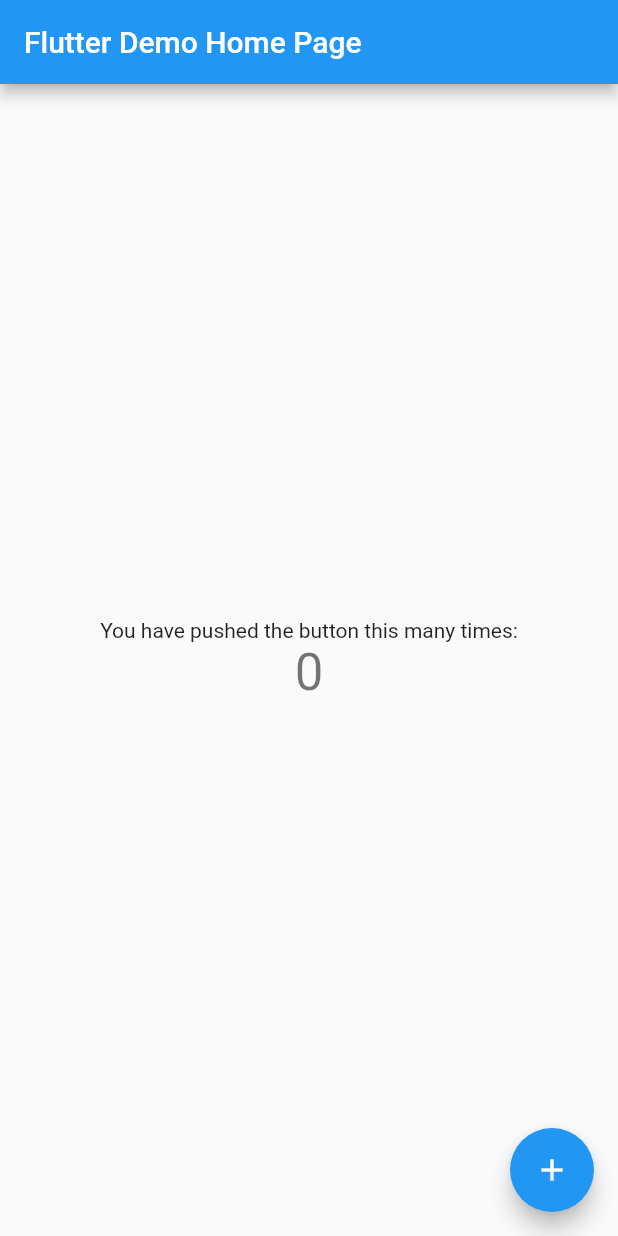
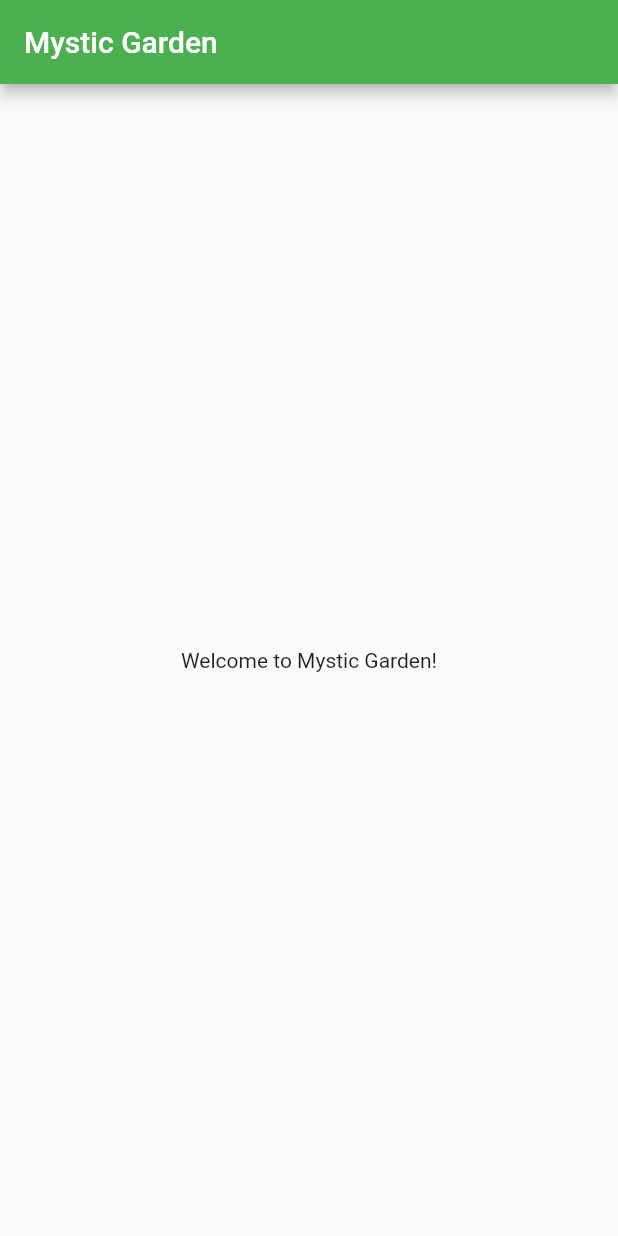
Before and after one commit to oh-yeah-sea-kit2/mystic_garden, a Flutter app: the screen it shows after launch, on a phone screen of 412 x 824 dp. Run offline on Flutter 3.47's test engine with Material 2 defaults, Android fonts, the phone set to English and light mode, and no system bars.

Commit message:
ライブラリの追加と、ベースアプリ作成

```diff
--- a/lib/main.dart
+++ b/lib/main.dart
@@ -1,115 +1,20 @@
 import 'package:flutter/material.dart';
 
+import 'screens/garden_screen.dart';
+
 void main() {
-  runApp(const MyApp());
+  runApp(MysticGardenApp());
 }
 
-class MyApp extends StatelessWidget {
-  const MyApp({super.key});
-
-  // This widget is the root of your application.
+class MysticGardenApp extends StatelessWidget {
   @override
   Widget build(BuildContext context) {
     return MaterialApp(
-      title: 'Flutter Demo',
+      title: 'Mystic Garden',
       theme: ThemeData(
-        // This is the theme of your application.
-        //
-        // Try running your application with "flutter run". You'll see the
-        // application has a blue toolbar. Then, without quitting the app, try
-        // changing the primarySwatch below to Colors.green and then invoke
-        // "hot reload" (press "r" in the console where you ran "flutter run",
-        // or simply save your changes to "hot reload" in a Flutter IDE).
-        // Notice that the counter didn't reset back to zero; the application
-        // is not restarted.
-        primarySwatch: Colors.blue,
+        primarySwatch: Colors.green,
       ),
-      home: const MyHomePage(title: 'Flutter Demo Home Page'),
+      home: GardenScreen(),
     );
   }
 }
-
-class MyHomePage extends StatefulWidget {
-  const MyHomePage({super.key, required this.title});
-
-  // This widget is the home page of your application. It is stateful, meaning
-  // that it has a State object (defined below) that contains fields that affect
-  // how it looks.
-
-  // This class is the configuration for the state. It holds the values (in this
-  // case the title) provided by the parent (in this case the App widget) and
-  // used by the build method of the State. Fields in a Widget subclass are
-  // always marked "final".
-
-  final String title;
-
-  @override
-  State<MyHomePage> createState() => _MyHomePageState();
-}
-
-class _MyHomePageState extends State<MyHomePage> {
-  int _counter = 0;
-
-  void _incrementCounter() {
-    setState(() {
-      // This call to setState tells the Flutter framework that something has
-      // changed in this State, which causes it to rerun the build method below
-      // so that the display can reflect the updated values. If we changed
-      // _counter without calling setState(), then the build method would not be
-      // called again, and so nothing would appear to happen.
-      _counter++;
-    });
-  }
-
-  @override
-  Widget build(BuildContext context) {
-    // This method is rerun every time setState is called, for instance as done
-    // by the _incrementCounter method above.
-    //
-    // The Flutter framework has been optimized to make rerunning build methods
-    // fast, so that you can just rebuild anything that needs updating rather
-    // than having to individually change instances of widgets.
-    return Scaffold(
-      appBar: AppBar(
-        // Here we take the value from the MyHomePage object that was created by
-        // the App.build method, and use it to set our appbar title.
-        title: Text(widget.title),
-      ),
-      body: Center(
-        // Center is a layout widget. It takes a single child and positions it
-        // in the middle of the parent.
-        child: Column(
-          // Column is also a layout widget. It takes a list of children and
-          // arranges them vertically. By default, it sizes itself to fit its
-          // children horizontally, and tries to be as tall as its parent.
-          //
-          // Invoke "debug painting" (press "p" in the console, choose the
-          // "Toggle Debug Paint" action from the Flutter Inspector in Android
-          // Studio, or the "Toggle Debug Paint" command in Visual Studio Code)
-          // to see the wireframe for each widget.
-          //
-          // Column has various properties to control how it sizes itself and
-          // how it positions its children. Here we use mainAxisAlignment to
-          // center the children vertically; the main axis here is the vertical
-          // axis because Columns are vertical (the cross axis would be
-          // horizontal).
-          mainAxisAlignment: MainAxisAlignment.center,
-          children: <Widget>[
-            const Text(
-              'You have pushed the button this many times:',
-            ),
-            Text(
-              '$_counter',
-              style: Theme.of(context).textTheme.headlineMedium,
-            ),
-          ],
-        ),
-      ),
-      floatingActionButton: FloatingActionButton(
-        onPressed: _incrementCounter,
-        tooltip: 'Increment',
-        child: const Icon(Icons.add),
-      ), // This trailing comma makes auto-formatting nicer for build methods.
-    );
-  }
-}
--- /dev/null
+++ b/lib/screens/garden_screen.dart
@@ -0,0 +1,20 @@
+import 'package:flutter/material.dart';
+
+class GardenScreen extends StatefulWidget {
+  @override
+  _GardenScreenState createState() => _GardenScreenState();
+}
+
+class _GardenScreenState extends State<GardenScreen> {
+  @override
+  Widget build(BuildContext context) {
+    return Scaffold(
+      appBar: AppBar(
+        title: Text('Mystic Garden'),
+      ),
+      body: Center(
+        child: Text('Welcome to Mystic Garden!'),
+      ),
+    );
+  }
+}
```
Also changed, not shown: pubspec.yaml (+7 -0 lines), pubspec.lock, 7 other files.
